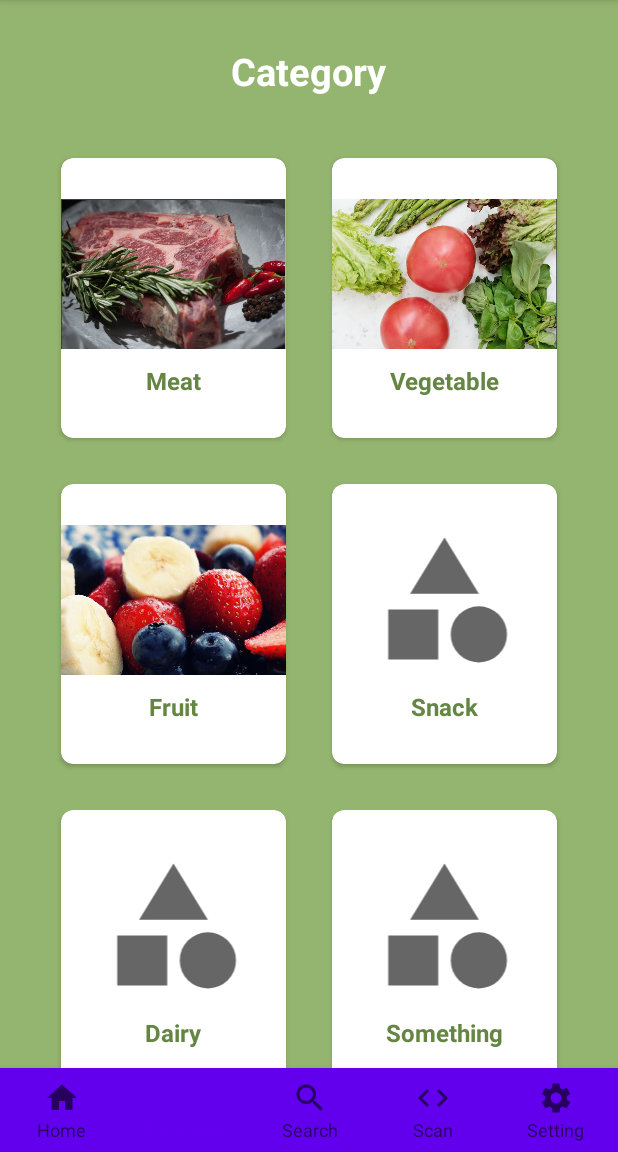
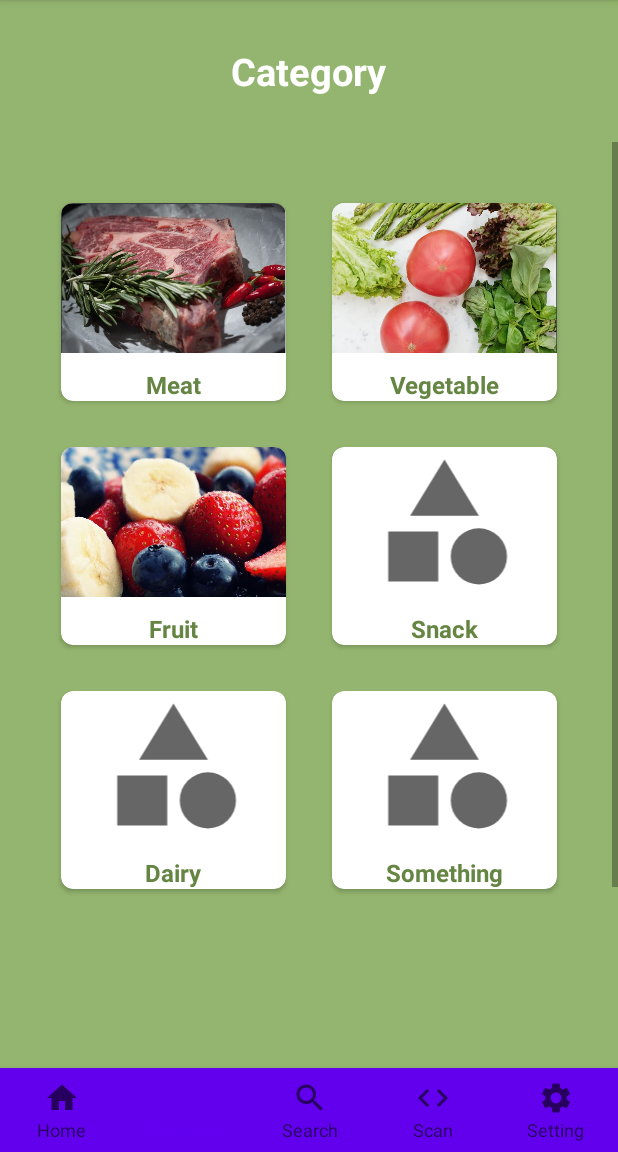
Before and after one commit to ETS-Android3/Detox, an Android app: the screen it shows after launch (MainActivity), item 2 of the bottom bar chosen, on a phone screen of 412 x 824 dp, the part 84-1236 px from its top. Run offline under Robolectric (Android 15) with nearby library versions, the phone set to English and light mode, and no system bars.

Commit message:
Added scroll view to fragment_category.xml

```diff
--- a/app/src/main/res/layout/fragment_category.xml
+++ b/app/src/main/res/layout/fragment_category.xml
@@ -15,9 +15,15 @@
         android:textColor="#fff"
         android:textStyle="bold"
         android:textSize="25dp"
+        android:layout_marginBottom="30dp"
         android:layout_marginTop="30dp"
 
         />
+
+    <ScrollView
+        android:layout_width="wrap_content"
+        android:layout_height="wrap_content"
+        android:layout_below="@id/categoryTitle_tv">
 
 
     <GridLayout
@@ -246,16 +252,21 @@
             </LinearLayout>
         </androidx.cardview.widget.CardView>
 
-
+        //this is a dummy image view just to test the scroll view is wworking
+        <ImageView
+            android:layout_marginTop="100dp"
+            android:layout_marginBottom="100dp"
+            android:layout_marginLeft="20dp"
+            android:layout_height="200dp"
+            android:layout_width="150dp"
+            android:src="@drawable/veggie"
+            ></ImageView>
 
     </GridLayout>
 
 
 
-
-
-
-
+    </ScrollView>
 
 
 </RelativeLayout>
```
